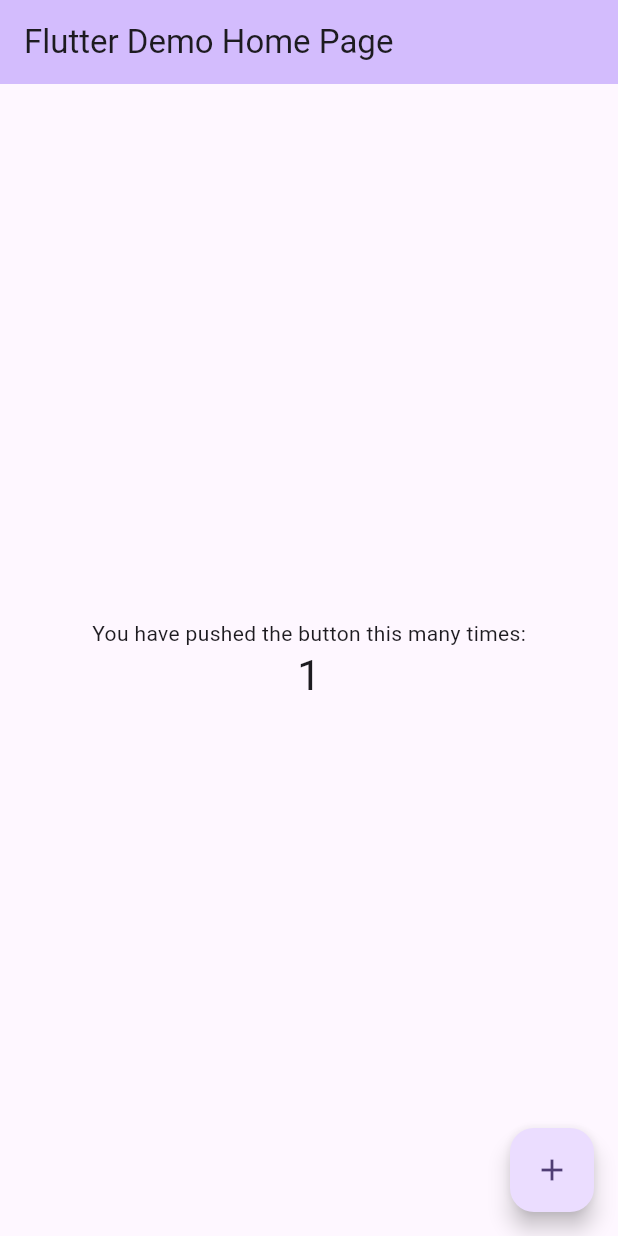
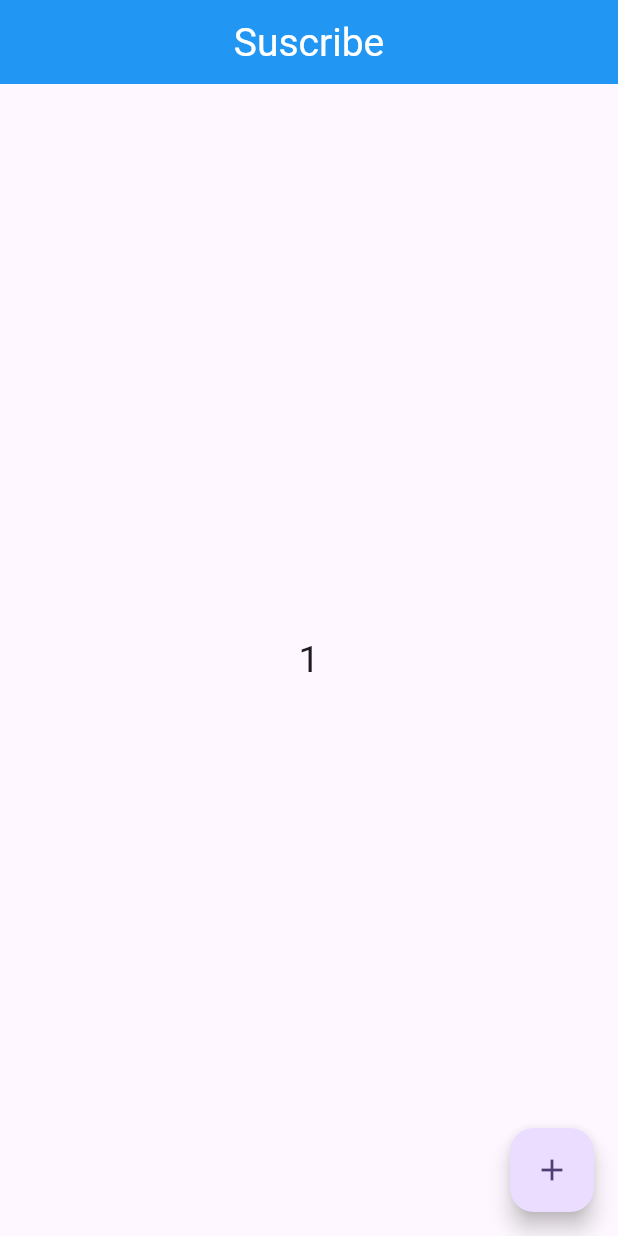
Before and after one commit to sup0808/FlutterProvider, a Flutter app: the screen it shows after launch, after a tap on the "add" icon, on a phone screen of 412 x 824 dp. Run offline on Flutter 3.47's test engine with Material 3 defaults, Android fonts, the phone set to English and light mode, and no system bars.

Commit message:
Provider example using counter

```diff
--- a/lib/main.dart
+++ b/lib/main.dart
@@ -1,4 +1,7 @@
 import 'package:flutter/material.dart';
+import 'package:flutter_provider/provider/count_provider.dart';
+import 'package:flutter_provider/screen/count_example.dart';
+import 'package:provider/provider.dart';
 
 void main() {
   runApp(const MyApp());
@@ -10,116 +13,17 @@ class MyApp extends StatelessWidget {
   // This widget is the root of your application.
   @override
   Widget build(BuildContext context) {
-    return MaterialApp(
-      title: 'Flutter Demo',
-      theme: ThemeData(
-        // This is the theme of your application.
-        //
-        // TRY THIS: Try running your application with "flutter run". You'll see
-        // the application has a purple toolbar. Then, without quitting the app,
-        // try changing the seedColor in the colorScheme below to Colors.green
-        // and then invoke "hot reload" (save your changes or press the "hot
-        // reload" button in a Flutter-supported IDE, or press "r" if you used
-        // the command line to start the app).
-        //
-        // Notice that the counter didn't reset back to zero; the application
-        // state is not lost during the reload. To reset the state, use hot
-        // restart instead.
-        //
-        // This works for code too, not just values: Most code changes can be
-        // tested with just a hot reload.
-        colorScheme: ColorScheme.fromSeed(seedColor: Colors.deepPurple),
-        useMaterial3: true,
+    //getting global context for provider
+    return ChangeNotifierProvider(
+      create: (_) => CountProvider(),
+      child: MaterialApp(
+        title: 'Flutter Demo',
+        theme: ThemeData(
+          colorScheme: ColorScheme.fromSeed(seedColor: Colors.deepPurple),
+          useMaterial3: true,
+        ),
+        home: CountExample(),
       ),
-      home: const MyHomePage(title: 'Flutter Demo Home Page'),
     );
   }
 }
-
-class MyHomePage extends StatefulWidget {
-  const MyHomePage({super.key, required this.title});
-
-  // This widget is the home page of your application. It is stateful, meaning
-  // that it has a State object (defined below) that contains fields that affect
-  // how it looks.
-
-  // This class is the configuration for the state. It holds the values (in this
-  // case the title) provided by the parent (in this case the App widget) and
-  // used by the build method of the State. Fields in a Widget subclass are
-  // always marked "final".
-
-  final String title;
-
-  @override
-  State<MyHomePage> createState() => _MyHomePageState();
-}
-
-class _MyHomePageState extends State<MyHomePage> {
-  int _counter = 0;
-
-  void _incrementCounter() {
-    setState(() {
-      // This call to setState tells the Flutter framework that something has
-      // changed in this State, which causes it to rerun the build method below
-      // so that the display can reflect the updated values. If we changed
-      // _counter without calling setState(), then the build method would not be
-      // called again, and so nothing would appear to happen.
-      _counter++;
-    });
-  }
-
-  @override
-  Widget build(BuildContext context) {
-    // This method is rerun every time setState is called, for instance as done
-    // by the _incrementCounter method above.
-    //
-    // The Flutter framework has been optimized to make rerunning build methods
-    // fast, so that you can just rebuild anything that needs updating rather
-    // than having to individually change instances of widgets.
-    return Scaffold(
-      appBar: AppBar(
-        // TRY THIS: Try changing the color here to a specific color (to
-        // Colors.amber, perhaps?) and trigger a hot reload to see the AppBar
-        // change color while the other colors stay the same.
-        backgroundColor: Theme.of(context).colorScheme.inversePrimary,
-        // Here we take the value from the MyHomePage object that was created by
-        // the App.build method, and use it to set our appbar title.
-        title: Text(widget.title),
-      ),
-      body: Center(
-        // Center is a layout widget. It takes a single child and positions it
-        // in the middle of the parent.
-        child: Column(
-          // Column is also a layout widget. It takes a list of children and
-          // arranges them vertically. By default, it sizes itself to fit its
-          // children horizontally, and tries to be as tall as its parent.
-          //
-          // Column has various properties to control how it sizes itself and
-          // how it positions its children. Here we use mainAxisAlignment to
-          // center the children vertically; the main axis here is the vertical
-          // axis because Columns are vertical (the cross axis would be
-          // horizontal).
-          //
-          // TRY THIS: Invoke "debug painting" (choose the "Toggle Debug Paint"
-          // action in the IDE, or press "p" in the console), to see the
-          // wireframe for each widget.
-          mainAxisAlignment: MainAxisAlignment.center,
-          children: <Widget>[
-            const Text(
-              'You have pushed the button this many times:',
-            ),
-            Text(
-              '$_counter',
-              style: Theme.of(context).textTheme.headlineMedium,
-            ),
-          ],
-        ),
-      ),
-      floatingActionButton: FloatingActionButton(
-        onPressed: _incrementCounter,
-        tooltip: 'Increment',
-        child: const Icon(Icons.add),
-      ), // This trailing comma makes auto-formatting nicer for build methods.
-    );
-  }
-}
--- /dev/null
+++ b/lib/provider/count_provider.dart
@@ -0,0 +1,13 @@
+import 'package:flutter/foundation.dart';
+
+class CountProvider extends ChangeNotifier{
+
+  int _count = 0;
+  int get count => _count;
+
+  void setCount(){
+    _count++;
+    notifyListeners(); // notify changes
+  }
+
+}
--- /dev/null
+++ b/lib/screen/count_example.dart
@@ -0,0 +1,42 @@
+import 'package:flutter/material.dart';
+import 'package:flutter_provider/provider/count_provider.dart';
+import 'package:provider/provider.dart';
+
+class CountExample extends StatefulWidget {
+  const CountExample({super.key});
+
+  @override
+  State<CountExample> createState() => _CountExampleState();
+}
+
+class _CountExampleState extends State<CountExample> {
+  @override
+  Widget build(BuildContext context) {
+    print(('object'));
+    final countProvider = Provider.of<CountProvider>(context,listen: false);
+
+    return Scaffold(
+      appBar: AppBar(
+        title: Text('Suscribe'),
+        backgroundColor: Colors.blue,
+        titleTextStyle: TextStyle(color: Colors.white, fontSize: 26),
+        centerTitle: true,
+      ),
+      body: Center(
+        child: Consumer<CountProvider>(
+          builder: (context, value, child) {
+            return Text(value.count.toString(), style: TextStyle(fontSize: 25),);
+          },
+        ),
+      ),
+      floatingActionButton: FloatingActionButton(
+        onPressed: (){
+          countProvider.setCount();
+        },
+        child: Icon(
+          Icons.add
+        ),
+      ),
+    );
+  }
+}
--- a/pubspec.yaml
+++ b/pubspec.yaml
@@ -35,6 +35,7 @@ dependencies:
   # The following adds the Cupertino Icons font to your application.
   # Use with the CupertinoIcons class for iOS style icons.
   cupertino_icons: ^1.0.6
+  provider: ^6.1.2
 
 dev_dependencies:
   flutter_test:
```
Also changed, not shown: pubspec.lock.
